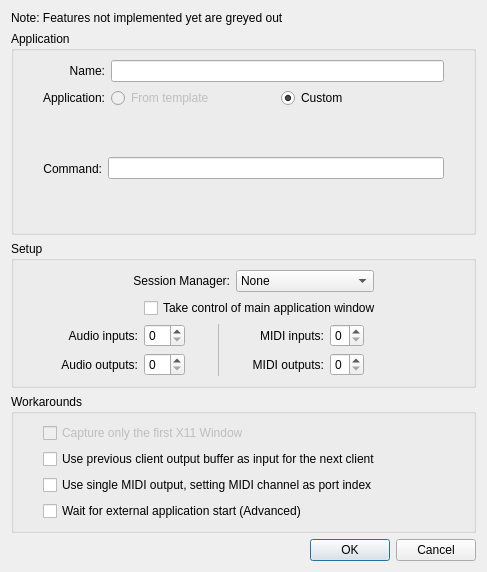
falkTX/Carla, file resources/ui/carla_add_jack.ui: the form before one commit.
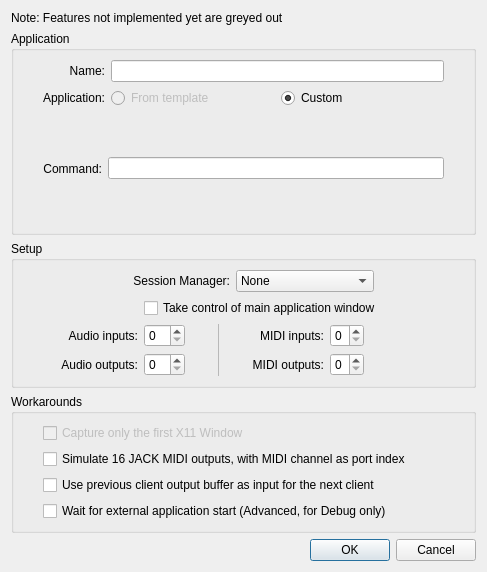
The form after the commit.

Patch:
```diff
--- a/resources/ui/carla_add_jack.ui
+++ b/resources/ui/carla_add_jack.ui
@@ -476,7 +476,7 @@
       <item row="4" column="1">
        <widget class="QCheckBox" name="cb_external_start">
         <property name="text">
-         <string>Wait for external application start (Advanced)</string>
+         <string>Wait for external application start (Advanced, for Debug only)</string>
         </property>
        </widget>
       </item>
@@ -526,10 +526,10 @@
         </property>
        </widget>
       </item>
-      <item row="3" column="1">
+      <item row="1" column="1">
        <widget class="QCheckBox" name="cb_out_midi_mixdown">
         <property name="text">
-         <string>Use single MIDI output, setting MIDI channel as port index</string>
+         <string>Simulate 16 JACK MIDI outputs, with MIDI channel as port index</string>
         </property>
        </widget>
       </item>
```
